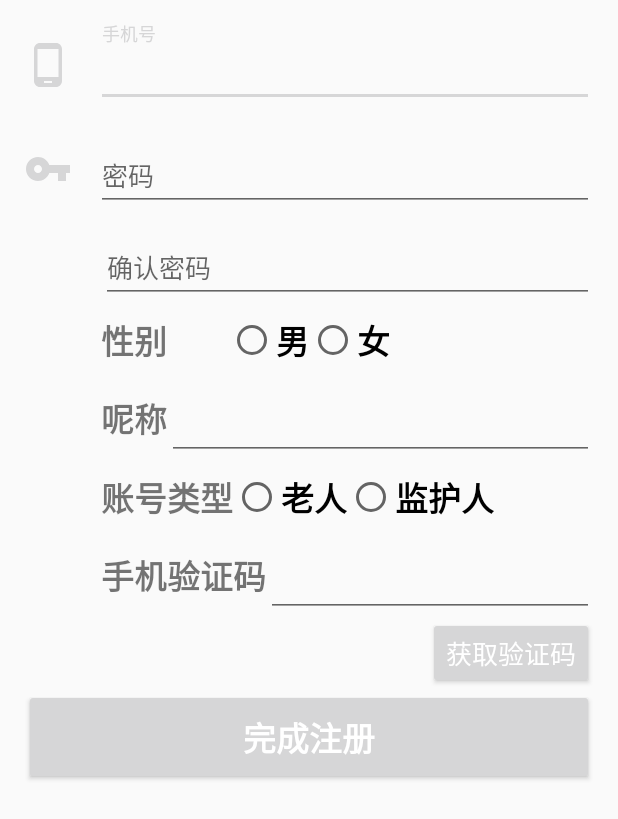
After one commit to micronurse-iot/micronurse-android, an Android app: the layout activity_register.xml on its own in the app's theme, with its tools: preview values and no code run, on a phone screen of 412 x 824 dp. The commit adds this screen. Shown: the top 819 px of the screen. Run offline under Robolectric (Android 15) with nearby library versions, the phone set to English and light mode, and no system bars.

Commit message:
lsq commit

```diff
--- /dev/null
+++ b/app/src/main/java/org/micronurse/ui/activity/RegisterActivity.java
@@ -0,0 +1,193 @@
+package org.micronurse.ui.activity;
+/**
+ * Created by 1111 on 2016/7/30.
+ */
+
+import android.app.ProgressDialog;
+import android.content.DialogInterface;
+import android.content.Intent;
+import android.support.v7.app.AppCompatActivity;
+
+import android.os.Bundle;
+import android.text.TextUtils;
+import android.view.KeyEvent;
+import android.view.View;
+import android.view.View.OnClickListener;
+import android.view.inputmethod.EditorInfo;
+import android.widget.AutoCompleteTextView;
+import android.widget.Button;
+import android.widget.EditText;
+import android.widget.TextView;
+
+
+import com.android.volley.Request;
+import com.android.volley.Response;
+import com.android.volley.VolleyError;
+
+import org.micronurse.R;
+import org.micronurse.http.APIErrorListener;
+import org.micronurse.http.MicronurseAPI;
+import org.micronurse.http.model.request.LoginRequest;
+import org.micronurse.http.model.result.LoginResult;
+import org.micronurse.http.model.result.Result;
+import org.micronurse.http.model.result.UserResult;
+import org.micronurse.model.User;
+import org.micronurse.ui.activity.older.OlderMainActivity;
+import org.micronurse.util.GlobalInfo;
+
+public class RegisterActivity extends AppCompatActivity{
+
+    // UI references.
+    private AutoCompleteTextView actvPhoneNumberView;
+    private EditText etPasswordView;
+    private EditText etrPasswordView;
+
+    protected void onCreate(Bundle savedInstanceState) {
+        super.onCreate(savedInstanceState);
+        setContentView(R.layout.activity_register);
+        // Set up the login form.
+
+        actvPhoneNumberView = (AutoCompleteTextView) findViewById(R.id.register_phone_number);
+        etPasswordView = (EditText) findViewById(R.id.register_password);
+        etrPasswordView = (EditText) findViewById(R.id.register_reconfirm_password);
+
+        actvPhoneNumberView.setOnEditorActionListener(new TextView.OnEditorActionListener() {
+            @Override
+            public boolean onEditorAction(TextView v, int actionId, KeyEvent event) {
+                if(actionId == EditorInfo.IME_ACTION_NEXT) {
+                    if(checkPhonenumber())
+                        etPasswordView.requestFocus();
+                }
+                return true;
+            }
+        });
+
+        etPasswordView.setOnEditorActionListener(new TextView.OnEditorActionListener() {
+            @Override
+            public boolean onEditorAction(TextView textView, int id, KeyEvent keyEvent) {
+                if(id == EditorInfo.IME_ACTION_NEXT){
+                    if(checkPassword())
+                        etrPasswordView.requestFocus();
+                }
+                return true;
+            }
+        });
+
+        etrPasswordView.setOnEditorActionListener(new TextView.OnEditorActionListener() {
+            @Override
+            public boolean onEditorAction(TextView textView, int id, KeyEvent keyEvent) {
+                if(id == EditorInfo.IME_ACTION_DONE){
+                    //if(recheckPassword())
+                    //此处代码需补充
+
+                }
+                return true;
+            }
+        });
+    }
+
+
+    /**
+     * Attempts to sign in the account specified by the login form.
+     * If there are form errors (invalid phone number, missing fields, etc.), the
+     * errors are presented and no actual login attempt is made.
+     */
+
+
+    private boolean isPhoneNumValid(String phoneNumber){
+        for(int i = 0; i < phoneNumber.length(); i++){
+            if(!(phoneNumber.charAt(i) >= '0' && phoneNumber.charAt(i) <= '9'))
+                return false;
+        }
+        return true;
+    }
+
+    private boolean isPasswordValid(String password){
+        if(password.length()< 6 || password.length() > 20)
+            return false;
+        else
+            return true;
+
+    }
+
+    private boolean checkPhonenumber(){
+        // Reset errors.
+        actvPhoneNumberView.setError(null);
+
+        // Store values at the time of the login attempt.
+        final String phoneNumber = actvPhoneNumberView.getText().toString();
+        boolean cancel = false;
+        View focusView = null;
+
+        // Check for a valid phone number.
+        if (TextUtils.isEmpty(phoneNumber)) {
+            actvPhoneNumberView.setError(getString(R.string.error_phone_number_required));
+            focusView = actvPhoneNumberView;
+            cancel = true;
+        }
+        else if (!isPhoneNumValid(phoneNumber)) {
+            actvPhoneNumberView.setError(getString(R.string.error_invalid_phone_number));
+            focusView = actvPhoneNumberView;
+            cancel = true;
+        }
+
+        if (cancel) {
+            focusView.requestFocus();
+            return false;
+        }
+        else
+            return true;
+    }
+
+    private  boolean checkPassword(){
+        etPasswordView.setError(null);
+
+        // Store values at the time of the login attempt.
+        String password = etPasswordView.getText().toString();
+        boolean cancel = false;
+        View focusView = null;
+
+        if (TextUtils.isEmpty(password)) {
+            etPasswordView.setError(getString(R.string.error_password_required));
+            focusView = etPasswordView;
+            cancel = true;
+        }
+        else if (!isPasswordValid(password)) {
+            etPasswordView.setError(getString(R.string.error_invalid_password));
+            focusView = actvPhoneNumberView;
+            cancel = true;
+        }
+
+        if (cancel) {
+            focusView.requestFocus();
+            return false;
+        }
+        else
+            return true;
+
+    }
+
+    private boolean recheckPassword(){
+        etrPasswordView.setError(null);
+        // Store values at the time of the login attempt.
+        String rpassword = etrPasswordView.getText().toString();
+        String password = etPasswordView.getText().toString();
+
+        boolean cancel = false;
+        View focusView = null;
+
+        if(!rpassword.equals(password)){
+            etrPasswordView.setError(getString(R.string.error_password_inconstancy));
+            focusView = etrPasswordView;
+            cancel = true;
+        }
+
+        if (cancel) {
+            focusView.requestFocus();
+            return false;
+        }
+        else
+            return true;
+    }
+
+}
--- /dev/null
+++ b/app/src/main/res/layout/activity_register.xml
@@ -0,0 +1,303 @@
+<?xml version="1.0" encoding="utf-8"?>
+<LinearLayout xmlns:android="http://schemas.android.com/apk/res/android"
+    android:layout_width="match_parent"
+    android:layout_height="match_parent"
+    android:gravity="center_horizontal"
+    android:orientation="vertical"
+    android:paddingBottom="@dimen/activity_vertical_margin"
+    android:paddingLeft="@dimen/activity_horizontal_margin"
+    android:paddingRight="@dimen/activity_horizontal_margin"
+    android:paddingTop="@dimen/activity_vertical_margin"
+    >
+
+    <ScrollView
+        android:layout_width="match_parent"
+        android:layout_height="match_parent"
+        android:id="@+id/scrollView" >
+
+        <LinearLayout
+            android:orientation="vertical"
+            android:layout_width="match_parent"
+            android:layout_height="match_parent">
+
+            <RelativeLayout
+                android:layout_width="match_parent"
+                android:layout_height="wrap_content"
+                android:layout_marginBottom="14dp">
+
+                <ImageView
+                    android:id="@+id/icon_phone_register"
+                    android:layout_width="@dimen/normal_icon_size"
+                    android:layout_height="@dimen/normal_icon_size"
+                    android:layout_marginRight="@dimen/activity_horizontal_margin"
+                    android:layout_centerVertical="true"
+                    android:tint="@color/colorPrimary"
+                    android:src="@drawable/ic_phone"
+                    />
+
+                <android.support.design.widget.TextInputLayout
+                    android:layout_width="match_parent"
+                    android:layout_height="wrap_content"
+                    android:layout_toRightOf="@+id/icon_phone_register"
+                    android:layout_centerVertical="true">
+
+                    <AutoCompleteTextView
+                        android:id="@+id/register_phone_number"
+                        android:layout_width="match_parent"
+                        android:layout_height="wrap_content"
+                        android:hint="@string/prompt_phone_number"
+                        android:imeOptions="actionNext"
+                        android:inputType="phone"
+                        android:maxLines="1" />
+
+                </android.support.design.widget.TextInputLayout>
+
+            </RelativeLayout>
+
+
+            <RelativeLayout
+                android:layout_width="match_parent"
+                android:layout_height="wrap_content"
+                android:layout_marginBottom="14dp">
+
+                <ImageView
+                    android:id="@+id/icon_password_register"
+                    android:layout_width="@dimen/normal_icon_size"
+                    android:layout_height="@dimen/normal_icon_size"
+                    android:layout_marginRight="@dimen/activity_horizontal_margin"
+                    android:layout_centerVertical="true"
+                    android:tint="@color/colorPrimary"
+                    android:src="@drawable/ic_key" />
+
+                <android.support.design.widget.TextInputLayout
+                    android:layout_width="match_parent"
+                    android:layout_height="wrap_content"
+                    android:layout_toRightOf="@+id/icon_password_register"
+                    android:layout_centerVertical="true">
+
+                    <EditText
+                        android:id="@+id/register_password"
+                        android:layout_width="match_parent"
+                        android:layout_height="wrap_content"
+                        android:hint="@string/prompt_password"
+                        android:imeOptions="actionNext"
+                        android:inputType="textPassword"
+                        android:maxLines="1"
+                        android:maxLength="30"/>
+                </android.support.design.widget.TextInputLayout>
+
+            </RelativeLayout>
+
+            <RelativeLayout
+                android:layout_width="match_parent"
+                android:layout_height="wrap_content"
+                android:layout_marginBottom="8dp">
+
+                <android.support.design.widget.TextInputLayout
+                    android:layout_width="match_parent"
+                    android:layout_height="wrap_content"
+                    android:layout_centerVertical="true">
+
+                </android.support.design.widget.TextInputLayout>
+
+                <EditText
+                    android:id="@+id/register_reconfirm_password"
+                    android:layout_width="match_parent"
+                    android:layout_height="wrap_content"
+                    android:hint="@string/prompt_reconfirm_password"
+                    android:imeOptions="actionDone"
+                    android:inputType="textPassword"
+                    android:maxLines="1"
+                    android:maxLength="30"
+                    android:layout_alignParentTop="true"
+                    android:layout_alignParentLeft="true"
+                    android:layout_alignParentStart="true"
+                    android:layout_marginLeft="51dp"
+                    android:layout_marginStart="51dp" />
+
+            </RelativeLayout>
+
+            <RelativeLayout
+                android:layout_width="match_parent"
+                android:layout_height="wrap_content"
+                android:layout_marginBottom="8dp">
+
+                <TextView
+                    android:layout_width="wrap_content"
+                    android:layout_height="wrap_content"
+                    android:textSize="@dimen/large_text_size"
+                    android:textStyle="bold"
+                    android:text="@string/prompt_sex"
+                    android:id="@+id/register_sex"
+                    android:layout_marginLeft="51dp"
+                    android:layout_marginStart="51dp"
+                    android:layout_centerVertical="true"
+                    android:layout_alignParentLeft="true"
+                    android:layout_alignParentStart="true" />
+
+                <RadioGroup
+                    android:id="@+id/sex_group"
+                    android:orientation="horizontal"
+                    android:layout_width="wrap_content"
+                    android:layout_height="wrap_content"
+                    android:layout_alignTop="@+id/register_sex"
+                    android:layout_centerHorizontal="true">
+
+                    <RadioButton
+                        android:layout_width="wrap_content"
+                        android:layout_height="wrap_content"
+                        android:textSize="@dimen/large_text_size"
+                        android:textStyle="bold"
+                        android:text="@string/prompt_male"
+                        android:id="@+id/register_male"
+                        android:layout_gravity="center_horizontal" />
+
+                    <RadioButton
+                        android:layout_width="wrap_content"
+                        android:layout_height="wrap_content"
+                        android:textSize="@dimen/large_text_size"
+                        android:textStyle="bold"
+                        android:text="@string/prompt_female"
+                        android:id="@+id/register_female" />
+                </RadioGroup>
+            </RelativeLayout>
+
+            <RelativeLayout
+                android:layout_width="match_parent"
+                android:layout_height="match_parent"
+                android:layout_marginBottom="8dp">
+
+                <TextView
+                    android:layout_width="wrap_content"
+                    android:layout_height="wrap_content"
+                    android:textSize="@dimen/large_text_size"
+                    android:textStyle="bold"
+                    android:text="@string/prompt_name"
+                    android:id="@+id/register_name_label"
+                    android:layout_marginLeft="51dp"
+                    android:layout_marginStart="51dp"
+                    android:layout_centerVertical="true"
+                    android:layout_alignParentLeft="true"
+                    android:layout_alignParentStart="true" />
+
+                <android.support.design.widget.TextInputLayout
+                    android:layout_width="match_parent"
+                    android:layout_height="wrap_content"
+                    android:layout_centerVertical="true"
+                    android:layout_toRightOf="@id/register_name_label">
+
+                    <EditText
+                        android:id="@+id/register_name"
+                        android:layout_width="match_parent"
+                        android:layout_height="wrap_content"
+                        android:imeOptions="actionDone"
+                        android:inputType="text"
+                        android:maxLines="1"
+                        android:maxLength="30"/>
+
+                </android.support.design.widget.TextInputLayout>
+            </RelativeLayout>
+
+            <RelativeLayout
+                android:layout_width="match_parent"
+                android:layout_height="wrap_content"
+                android:layout_marginBottom="8dp">
+
+                <TextView
+                    android:layout_width="wrap_content"
+                    android:layout_height="wrap_content"
+                    android:textSize="@dimen/large_text_size"
+                    android:textStyle="bold"
+                    android:text="@string/prompt_account_type"
+                    android:id="@+id/register_account_type"
+                    android:layout_marginLeft="51dp"
+                    android:layout_marginStart="51dp"
+                    android:layout_centerVertical="true"
+                    android:layout_alignParentLeft="true"
+                    android:layout_alignParentStart="true" />
+
+                <RadioGroup
+                    android:id="@+id/account_group"
+                    android:orientation="horizontal"
+                    android:layout_width="wrap_content"
+                    android:layout_height="wrap_content"
+                    android:layout_alignTop="@+id/register_account_type"
+                    android:layout_toRightOf="@+id/register_account_type">
+
+                    <RadioButton
+                        android:layout_width="wrap_content"
+                        android:layout_height="wrap_content"
+                        android:textSize="@dimen/large_text_size"
+                        android:textStyle="bold"
+                        android:text="@string/prompt_elder"
+                        android:id="@+id/register_account_elder"
+                        android:layout_gravity="center_horizontal" />
+
+                    <RadioButton
+                        android:layout_width="wrap_content"
+                        android:layout_height="wrap_content"
+                        android:textSize="@dimen/large_text_size"
+                        android:textStyle="bold"
+                        android:text="@string/prompt_guardian"
+                        android:id="@+id/register_account_guardian" />
+                </RadioGroup>
+
+            </RelativeLayout>
+
+            <RelativeLayout
+                android:layout_width="match_parent"
+                android:layout_height="match_parent">
+
+                <TextView
+                    android:layout_width="wrap_content"
+                    android:layout_height="wrap_content"
+                    android:textSize="@dimen/large_text_size"
+                    android:textStyle="bold"
+                    android:text="@string/prompt_identifying_code"
+                    android:id="@+id/register_identifying_label"
+                    android:layout_marginLeft="51dp"
+                    android:layout_marginStart="51dp"
+                    android:layout_centerVertical="true"
+                    android:layout_alignParentLeft="true"
+                    android:layout_alignParentStart="true" />
+
+                <android.support.design.widget.TextInputLayout
+                    android:layout_width="match_parent"
+                    android:layout_height="wrap_content"
+                    android:layout_centerVertical="true"
+                    android:layout_toRightOf="@id/register_identifying_label">
+
+                    <EditText
+                        android:id="@+id/register_identifying_code"
+                        android:layout_width="match_parent"
+                        android:layout_height="wrap_content"
+                        android:imeOptions="actionDone"
+                        android:inputType="text"
+                        android:maxLines="1"
+                        android:maxLength="30"/>
+
+                </android.support.design.widget.TextInputLayout>
+            </RelativeLayout>
+
+            <Button
+                android:layout_width="wrap_content"
+                android:layout_height="wrap_content"
+                android:text="@string/action_identifying_code"
+                android:id="@+id/button_get_code"
+                android:layout_weight="0.5"
+                android:layout_gravity="end" />
+
+            <Button
+                android:id="@+id/button_register"
+                android:layout_width="match_parent"
+                android:layout_height="wrap_content"
+                android:text="@string/action_register"
+                android:textSize="@dimen/large_text_size"
+                android:textColor="@android:color/white"
+                android:paddingTop="@dimen/large_button_padding"
+                android:paddingBottom="@dimen/large_button_padding"
+                android:textStyle="bold" />
+        </LinearLayout>
+    </ScrollView>
+
+</LinearLayout>
--- a/app/src/main/res/values/strings.xml
+++ b/app/src/main/res/values/strings.xml
@@ -17,6 +17,23 @@
     <string name="server_internal_error">服务器内部错误</string>
     <string name="action_forget_password">忘记密码</string>
     <string name="action_new_user">新用户</string>
+
+    <!--Strings related to register-->
+    <string name="prompt_reconfirm_password">确认密码</string>
+    <string name="prompt_sex">性别</string>
+    <string name="prompt_name">呢称</string>
+    <string name="prompt_account_type">账号类型</string>
+    <string name="prompt_identifying_code">手机验证码</string>
+    <string name="prompt_male">男</string>
+    <string name="prompt_female">女</string>
+    <string name="prompt_elder">老人</string>
+    <string name="prompt_guardian">监护人</string>
+    <string name="action_register">完成注册</string>
+    <string name="action_identifying_code">获取验证码</string>
+    <string name="error_invalid_password">密码格式不正确</string>
+    <string name="error_password_inconstancy">两次输入密码不一致</string>
+
+
     <string name="title_activity_older_main">OlderMainActivity</string>
 
     <string name="navigation_drawer_open">Open navigation drawer</string>
```
